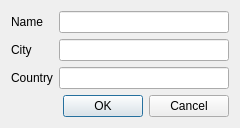
Old version of the form add_venue_dialog.ui in the repository sonejostudios/TourManager.
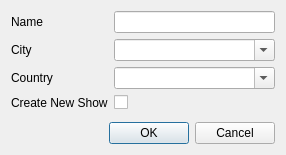
New version of the form.

Diff of the .ui file:
```diff
--- a/add_venue_dialog.ui
+++ b/add_venue_dialog.ui
@@ -6,8 +6,8 @@
    <rect>
     <x>0</x>
     <y>0</y>
-    <width>240</width>
-    <height>128</height>
+    <width>286</width>
+    <height>155</height>
    </rect>
   </property>
   <property name="sizePolicy">
@@ -45,9 +45,6 @@
        </property>
       </widget>
      </item>
-     <item row="1" column="1">
-      <widget class="QLineEdit" name="field_venue_city"/>
-     </item>
      <item row="2" column="0">
       <widget class="QLabel" name="countryLabel">
        <property name="text">
@@ -55,8 +52,42 @@
        </property>
       </widget>
      </item>
+     <item row="3" column="1">
+      <widget class="QCheckBox" name="cb_create_new_show">
+       <property name="toolTip">
+        <string>Create a new show automatically</string>
+       </property>
+       <property name="text">
+        <string/>
+       </property>
+      </widget>
+     </item>
+     <item row="3" column="0">
+      <widget class="QLabel" name="label">
+       <property name="text">
+        <string>Create New Show</string>
+       </property>
+      </widget>
+     </item>
+     <item row="1" column="1">
+      <widget class="QComboBox" name="field_venue_city">
+       <property name="editable">
+        <bool>true</bool>
+       </property>
+       <property name="maxVisibleItems">
+        <number>20</number>
+       </property>
+      </widget>
+     </item>
      <item row="2" column="1">
-      <widget class="QLineEdit" name="field_venue_country"/>
+      <widget class="QComboBox" name="field_venue_country">
+       <property name="editable">
+        <bool>true</bool>
+       </property>
+       <property name="maxVisibleItems">
+        <number>20</number>
+       </property>
+      </widget>
      </item>
     </layout>
    </item>
```
Left out of the diff: 6 changed lines with no effect on the pictures.
